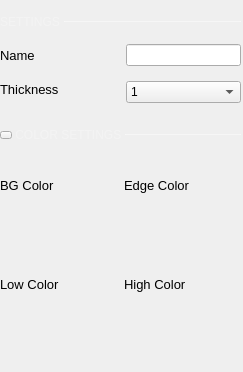
Above: ui/logic_channel_settings.ui from analogdevicesinc/scopy before the change. Below: the same form after it.
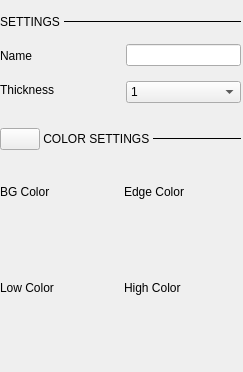
That is the form after the change. Icons and pictures are not drawn.

Diff of the .ui file:
```diff
--- a/ui/logic_channel_settings.ui
+++ b/ui/logic_channel_settings.ui
@@ -19,13 +19,6 @@
   <property name="windowTitle">
    <string>Form</string>
   </property>
-  <property name="styleSheet">
-   <string notr="true">QLabel:disabled
-{
-  color: rgb(85, 85, 85);
-}
-</string>
-  </property>
   <layout class="QGridLayout" name="gridLayout">
    <property name="leftMargin">
     <number>0</number>
@@ -82,9 +75,6 @@
             <verstretch>0</verstretch>
            </sizepolicy>
           </property>
-          <property name="styleSheet">
-           <string notr="true">font-size: 13px;</string>
-          </property>
           <property name="text">
            <string>BG Color</string>
           </property>
@@ -98,9 +88,6 @@
             <verstretch>0</verstretch>
            </sizepolicy>
           </property>
-          <property name="styleSheet">
-           <string notr="true">font-size: 13px;</string>
-          </property>
           <property name="text">
            <string>Edge Color</string>
           </property>
@@ -184,9 +171,6 @@
             <verstretch>0</verstretch>
            </sizepolicy>
           </property>
-          <property name="styleSheet">
-           <string notr="true">font-size: 13px;</string>
-          </property>
           <property name="text">
            <string>Low Color</string>
           </property>
@@ -200,9 +184,6 @@
             <verstretch>0</verstretch>
            </sizepolicy>
           </property>
-          <property name="styleSheet">
-           <string notr="true">font-size: 13px;</string>
-          </property>
           <property name="text">
            <string>High Color</string>
           </property>
@@ -310,9 +291,6 @@
          <height>1</height>
         </size>
        </property>
-       <property name="styleSheet">
-        <string notr="true">border: 1px solid rgba(255, 255, 255, 70);</string>
-       </property>
        <property name="frameShadow">
         <enum>QFrame::Plain</enum>
        </property>
@@ -329,12 +307,6 @@
          <verstretch>0</verstretch>
         </sizepolicy>
        </property>
-       <property name="styleSheet">
-        <string notr="true">QLabel {
-		font-size: 12px;
-		color: rgba(255, 255, 255, 70);
-	}</string>
-       </property>
        <property name="text">
         <string>SETTINGS </string>
        </property>
@@ -398,28 +370,10 @@
        </property>
        <property name="maximumSize">
         <size>
-         <width>10</width>
-         <height>6</height>
+         <width>16777215</width>
+         <height>16777215</height>
         </size>
        </property>
-       <property name="styleSheet">
-        <string notr="true">QPushButton {
-  max-height: 6px;
-  max-width: 10px;
-  border-image: url(:/icons/sba_cmb_box_arrow.svg);
-}
-
-QPushButton:checked
-{
-  max-height: 10px;
-  max-width:  6px;
-border-image: url(:/icons/sba_cmb_box_arrow_right.svg);
-}
-
-
-
-</string>
-       </property>
        <property name="text">
         <string/>
        </property>
@@ -439,12 +393,6 @@
          <verstretch>0</verstretch>
         </sizepolicy>
        </property>
-       <property name="styleSheet">
-        <string notr="true">QLabel {
-		font-size: 12px;
-		color: rgba(255, 255, 255, 70);
-	}</string>
-       </property>
        <property name="text">
         <string> COLOR SETTINGS </string>
        </property>
@@ -464,9 +412,6 @@
          <height>1</height>
         </size>
        </property>
-       <property name="styleSheet">
-        <string notr="true">border: 1px solid rgba(255, 255, 255, 70);</string>
-       </property>
        <property name="frameShadow">
         <enum>QFrame::Plain</enum>
        </property>
@@ -517,9 +462,6 @@
            <verstretch>0</verstretch>
           </sizepolicy>
          </property>
-         <property name="styleSheet">
-          <string notr="true">font-size: 13px;</string>
-         </property>
          <property name="text">
           <string>Name</string>
          </property>
@@ -533,9 +475,6 @@
            <verstretch>0</verstretch>
           </sizepolicy>
          </property>
-         <property name="styleSheet">
-          <string notr="true">font-size: 13px;</string>
-         </property>
          <property name="text">
           <string>Thickness</string>
          </property>
```
Left out of the diff: 15 changed lines with no effect on the pictures.
